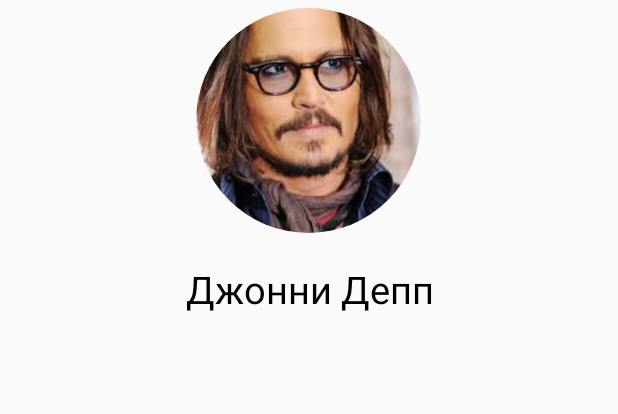
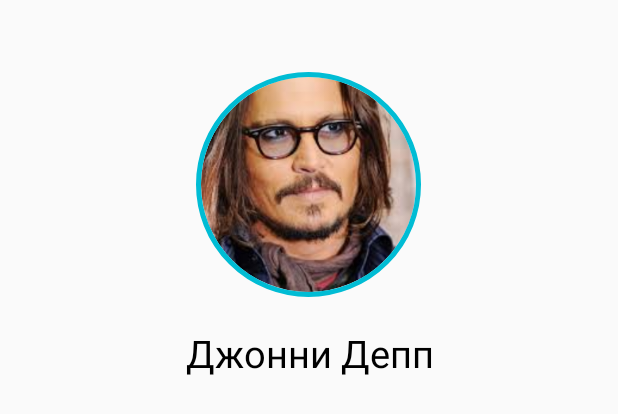
Before and after one commit to bayamangapparov/NambaSpy1, an Android app: the layout nav_header_navigation.xml on its own in the app's theme, with its tools: preview values and no code run, on a phone screen of 412 x 824 dp. Shown: the top 414 px of the screen. Run offline under Robolectric (Android 15) with nearby library versions, the phone set to English and light mode, and no system bars.

Commit message:
Changed Avatar image marginTop

```diff
--- a/app/src/main/AndroidManifest.xml
+++ b/app/src/main/AndroidManifest.xml
@@ -37,8 +37,9 @@
         </activity>
         <activity
             android:name=".SubCategoryActivity"
-            android:theme="@style/AppTheme.NoActionBar"/>
-        <activity android:name=".AddPlaceActivity"
+            android:theme="@style/AppTheme.NoActionBar" />
+        <activity
+            android:name=".AddPlaceActivity"
             android:theme="@style/AppTheme2">
             <intent-filter>
                 <action android:name="android.intent.action.MAIN" />
--- a/app/src/main/res/layout/nav_header_navigation.xml
+++ b/app/src/main/res/layout/nav_header_navigation.xml
@@ -2,26 +2,29 @@
 <LinearLayout xmlns:android="http://schemas.android.com/apk/res/android"
     android:layout_width="match_parent"
     android:layout_height="wrap_content"
+    xmlns:app="http://schemas.android.com/apk/res-auto"
     android:orientation="vertical"
     android:theme="@style/ThemeOverlay.AppCompat.Dark">
 
 
-        <de.hdodenhof.circleimageview.CircleImageView
+    <de.hdodenhof.circleimageview.CircleImageView
         android:id="@+id/imageAvatar"
-        android:layout_gravity="center"
         android:layout_width="170dp"
         android:layout_height="150dp"
-        android:layout_marginTop="5dp"
+        android:layout_gravity="center"
+        android:layout_marginTop="48dp"
         android:src="@drawable/depp"
+        app:civ_border_width="3dp"
+        app:civ_border_color="@color/cyan_500"
+        />
 
-        />
     <TextView
         android:id="@+id/clientName"
         android:layout_width="match_parent"
         android:layout_height="wrap_content"
+        android:layout_marginTop="20dp"
         android:fontFamily="sans-serif"
         android:gravity="center"
-        android:layout_marginTop="20dp"
         android:text="@string/android_studio"
         android:textColor="#000"
         android:textSize="25sp" />
--- a/app/src/main/res/values/strings.xml
+++ b/app/src/main/res/values/strings.xml
@@ -33,6 +33,7 @@
     <string name="another">Другие</string>
     <string name="required_information">Обязательная информация</string>
     <string name="optional">Дополнительно (не обязательно)</string>
+    <string name="title_another">Раздел в разработке</string>
 
     <string-array name="categoryList">
         <item>Кафе</item>
```
Also changed, not shown: app/src/main/java/com/namba/nambaspy1/NavigationActivity.java (+10 -2 lines), app/src/main/res/layout/content_navigation.xml (+9 -1 lines).
